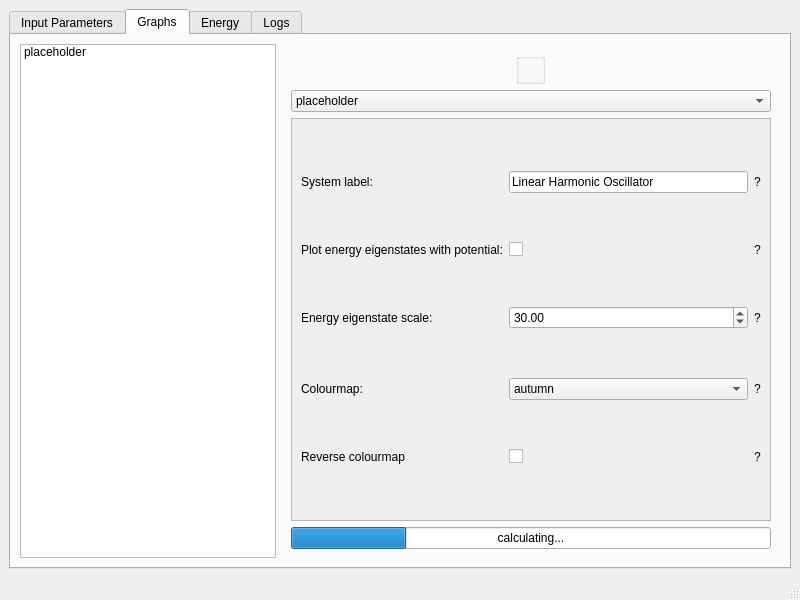
First picture: the form in ui/form.ui, repository Tiernan8r/Variational_Principle_GUI, before the edit.
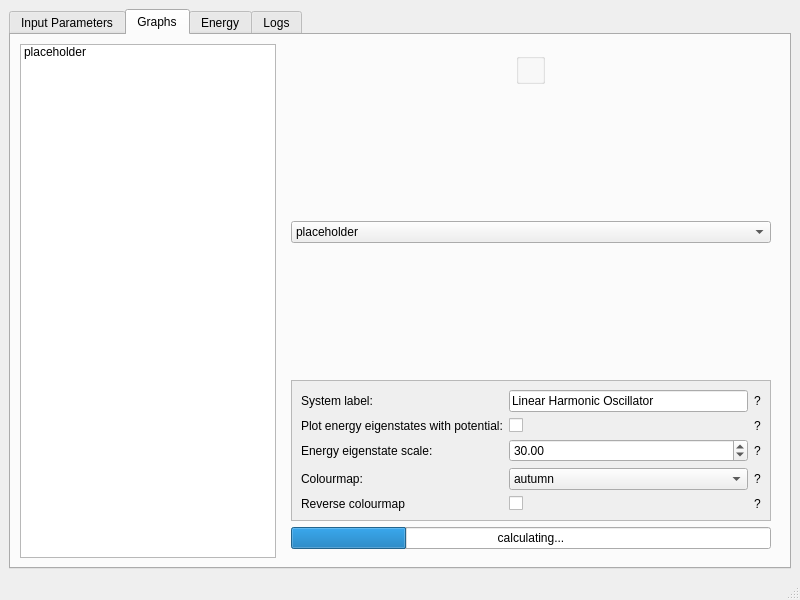
Second picture: the form after the edit.

Commit message: Tweaks to the graph display widget.

The edit to the form file:
```diff
--- a/ui/form.ui
+++ b/ui/form.ui
@@ -296,7 +296,7 @@
         <item row="0" column="1">
          <widget class="QWidget" name="widget" native="true">
           <layout class="QGridLayout" name="gridLayout_3">
-           <item row="1" column="0">
+           <item row="2" column="0">
             <widget class="QComboBox" name="plotTypeBox">
              <item>
               <property name="text">
@@ -305,7 +305,7 @@
              </item>
             </widget>
            </item>
-           <item row="2" column="0">
+           <item row="4" column="0">
             <widget class="QScrollArea" name="graphsScrollArea_2">
              <property name="minimumSize">
               <size>
@@ -322,7 +322,7 @@
                 <x>0</x>
                 <y>0</y>
                 <width>502</width>
-                <height>397</height>
+                <height>130</height>
                </rect>
               </property>
               <layout class="QGridLayout" name="gridLayout_6">
@@ -461,7 +461,20 @@
              </widget>
             </widget>
            </item>
-           <item row="3" column="0">
+           <item row="1" column="0">
+            <spacer name="verticalSpacer">
+             <property name="orientation">
+              <enum>Qt::Vertical</enum>
+             </property>
+             <property name="sizeHint" stdset="0">
+              <size>
+               <width>20</width>
+               <height>40</height>
+              </size>
+             </property>
+            </spacer>
+           </item>
+           <item row="5" column="0">
             <widget class="QProgressBar" name="calculationProgressBar">
              <property name="value">
               <number>24</number>
@@ -474,6 +487,19 @@
            <item row="0" column="0" alignment="Qt::AlignHCenter|Qt::AlignTop">
             <widget class="QGroupBox" name="graphsWidget"/>
            </item>
+           <item row="3" column="0">
+            <spacer name="verticalSpacer_2">
+             <property name="orientation">
+              <enum>Qt::Vertical</enum>
+             </property>
+             <property name="sizeHint" stdset="0">
+              <size>
+               <width>20</width>
+               <height>40</height>
+              </size>
+             </property>
+            </spacer>
+           </item>
           </layout>
          </widget>
         </item>
```
The commit also changes 2 other files.
